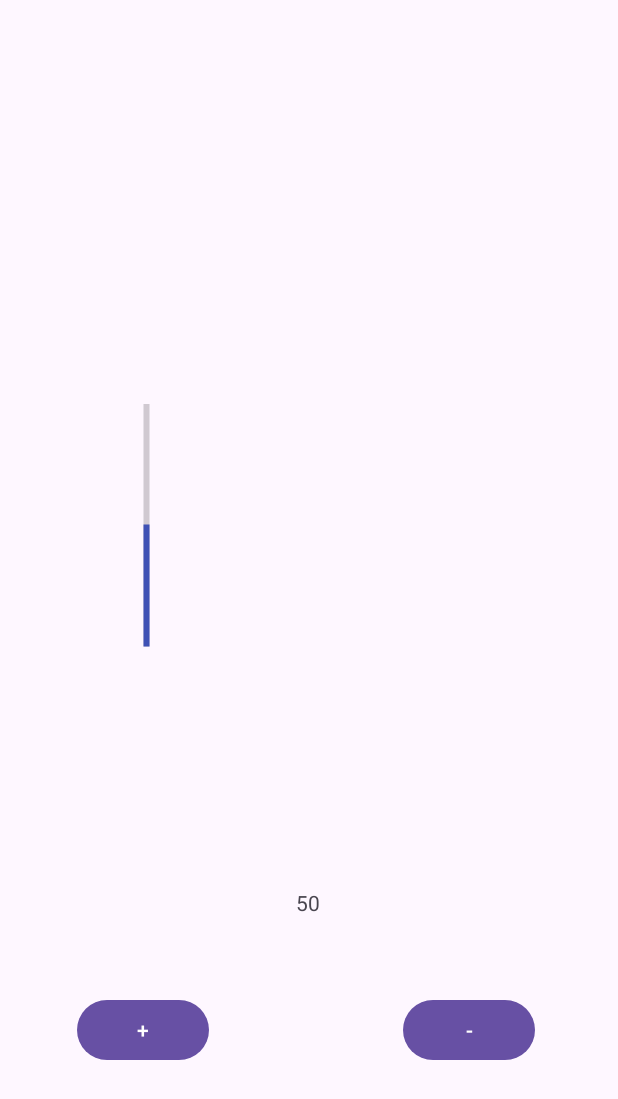
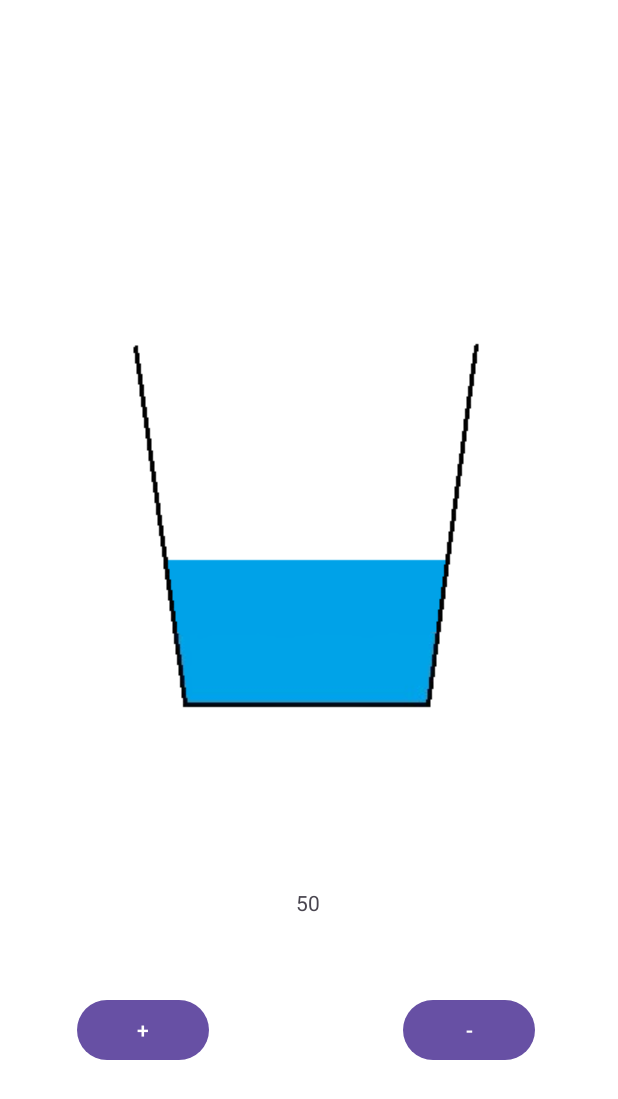
Before and after one commit to Ezuchu/DemoTanque, an Android app: the screen it shows after launch (MainActivity), on a phone screen of 412 x 824 dp. Shown: the top 1099 px of the screen. Run offline under Robolectric (Android 15) with nearby library versions, the phone set to English and light mode, and no system bars.

Commit message:
agregadas imagenes de prueba

```diff
--- a/app/src/main/java/com/example/demotanque/MainActivity.kt
+++ b/app/src/main/java/com/example/demotanque/MainActivity.kt
@@ -2,6 +2,7 @@ package com.example.demotanque
 
 import android.os.Bundle
 import android.widget.Button
+import android.widget.ImageView
 import android.widget.TextView
 import androidx.activity.enableEdgeToEdge
 import androidx.appcompat.app.AppCompatActivity
@@ -15,6 +16,7 @@ class MainActivity : AppCompatActivity() {
     private lateinit var obtn1 : Button
     private lateinit var obtn2 : Button
     private lateinit var olts : TextView
+    private lateinit var tanque : ImageView
 
     override fun onCreate(savedInstanceState: Bundle?) {
         super.onCreate(savedInstanceState)
@@ -46,12 +48,13 @@ class MainActivity : AppCompatActivity() {
         obtn1 = findViewById<Button>(R.id.btn1)
         obtn2 = findViewById<Button>(R.id.btn2)
         olts = findViewById<TextView>(R.id.lts)
-
+        tanque = findViewById<ImageView>(R.id.tank)
     }
 
     private fun initListeners() {
         obtn1.setOnClickListener {
             litrosAct += 1
+            tanque.setImageResource(R.drawable.tanquedemo6)
             setLts()
         }
         obtn2.setOnClickListener {
@@ -68,6 +71,7 @@ class MainActivity : AppCompatActivity() {
     private fun initUI()
     {
         setLts()
+        tanque.setImageResource(R.drawable.tanquedemo5)
     }
 
 
--- a/app/src/main/res/layout/activity_main.xml
+++ b/app/src/main/res/layout/activity_main.xml
@@ -5,6 +5,7 @@
     android:id="@+id/main"
     android:layout_width="match_parent"
     android:layout_height="match_parent"
+    android:background="@color/white"
     tools:context=".MainActivity">
 
     <TextView
@@ -43,19 +44,13 @@
         app:layout_constraintEnd_toEndOf="parent"
         app:layout_constraintStart_toEndOf="@+id/btn1" />
 
-    <ProgressBar
-        android:id="@+id/Prog"
-        style="?android:attr/progressBarStyleHorizontal"
-        android:layout_width="162dp"
-        android:layout_height="469dp"
-        android:layout_marginStart="16dp"
-        android:layout_marginTop="115dp"
-        android:layout_marginEnd="233dp"
-        android:maxWidth="75dp"
-        android:maxHeight="100dp"
-        android:progress="50"
-        android:progressTint="#3F51B5"
-        android:rotation="-90"
+    <ImageView
+        android:id="@+id/tank"
+        android:layout_width="wrap_content"
+        android:layout_height="wrap_content"
+        android:layout_marginStart="77dp"
+        android:layout_marginTop="217dp"
+        android:layout_marginEnd="78dp"
         app:layout_constraintEnd_toEndOf="parent"
         app:layout_constraintStart_toStartOf="parent"
         app:layout_constraintTop_toTopOf="parent" />
```
Also changed, not shown: app/src/main/res/drawable/tanquedemo1.png (added), app/src/main/res/drawable/tanquedemo10.png (added), app/src/main/res/drawable/tanquedemo2.png (added), app/src/main/res/drawable/tanquedemo3.png (added), app/src/main/res/drawable/tanquedemo4.png (added), app/src/main/res/drawable/tanquedemo5.png (added), app/src/main/res/drawable/tanquedemo6.png (added), app/src/main/res/drawable/tanquedemo7.png (added), app/src/main/res/drawable/tanquedemo8.png (added), app/src/main/res/drawable/tanquedemo9.png (added).
